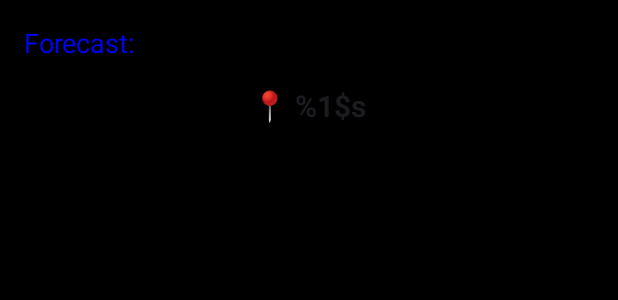
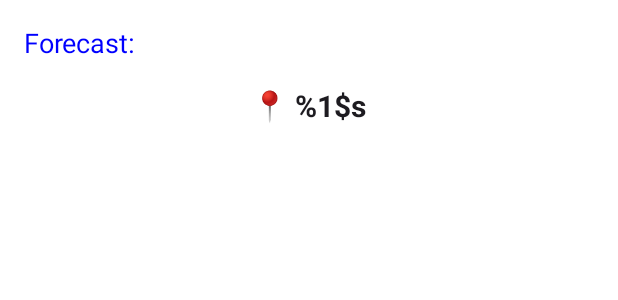
Before and after one commit to giuliavanni/Mobile-25-MeteoApp, an Android app: the layout activity_forecast.xml on its own in the app's theme, with its tools: preview values and no code run, on a phone screen of 412 x 824 dp. Shown: the top 300 px of the screen. Run offline under Robolectric (Android 15) with nearby library versions, the phone set to English and light mode, and no system bars.

Commit message:
Change: background color in forecast activity

```diff
--- a/ui/src/main/res/layout/activity_forecast.xml
+++ b/ui/src/main/res/layout/activity_forecast.xml
@@ -4,7 +4,7 @@
     android:layout_height="match_parent"
     android:orientation="vertical"
     android:padding="16dp"
-    android:background="@color/black">
+    android:background="?attr/android:colorBackground">
 
     <TextView
         android:id="@+id/textViewForecast"
@@ -28,7 +28,8 @@
     <androidx.recyclerview.widget.RecyclerView
         android:id="@+id/forecastRecyclerView"
         android:layout_width="match_parent"
-        android:layout_height="match_parent" />
+        android:layout_height="match_parent"
+        android:background="?attr/android:colorBackground"/>
 
 
 </LinearLayout>
--- a/ui/src/main/res/layout/item_forecast.xml
+++ b/ui/src/main/res/layout/item_forecast.xml
@@ -6,7 +6,6 @@
     android:layout_width="match_parent"
     android:layout_height="wrap_content"
     android:layout_margin="8dp"
-    android:background="?attr/colorSurface"
     app:cardCornerRadius="12dp"
     app:cardElevation="4dp"
     app:cardBackgroundColor="?attr/colorSurface">
```
